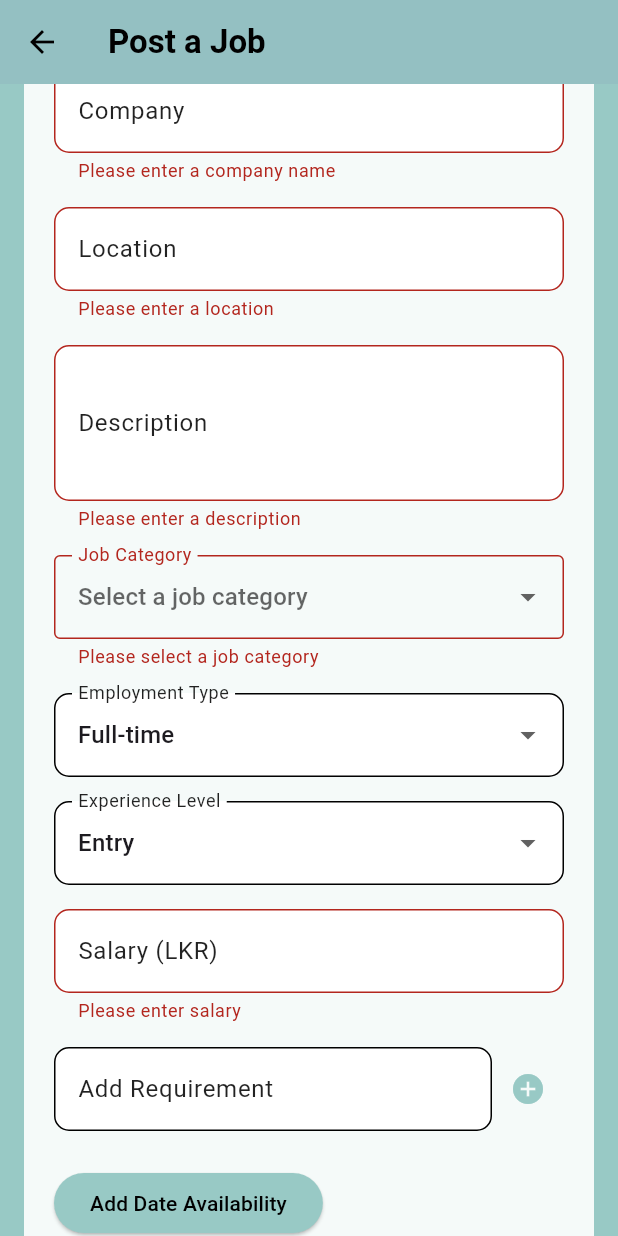
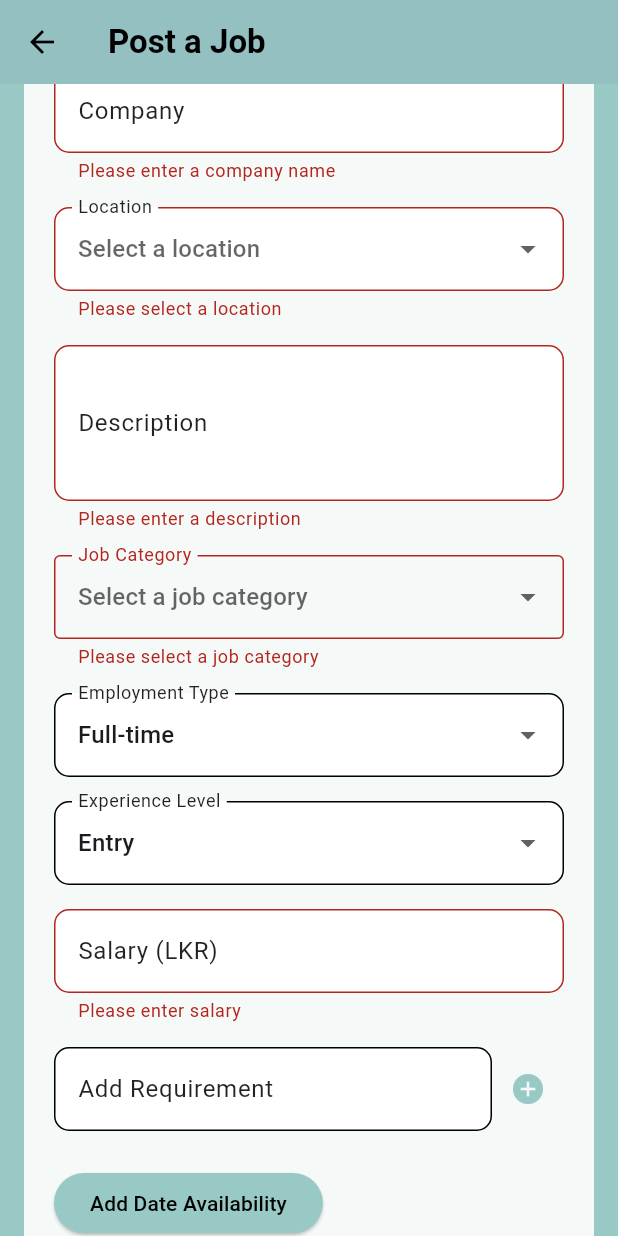
Before and after one commit to KovidaOpatha/QuickHireSL, a Flutter app: the PostJobScreen screen opened directly, scrolled down 138 dp, after a tap on "Post Job", on a phone screen of 412 x 824 dp. Run offline on Flutter 3.47's test engine with Material 3 defaults, Android fonts, the phone set to English and light mode, and no system bars; our stand-ins replace flutter_secure_storage, geolocator, image_picker, shared_preferences; accounts and stored records are empty.

Commit message:
Update post_job_screen.dart

```diff
--- a/quickhiresl_frontend/lib/screens/post_job_screen.dart
+++ b/quickhiresl_frontend/lib/screens/post_job_screen.dart
@@ -28,6 +28,7 @@ class _PostJobScreenState extends State<PostJobScreen> {
   double _salary = 0;
   List<Map<String, dynamic>> _availableDates = [];
   bool _isSubmitting = false;
+  String? _selectedLocation;
 
   // Controllers for date selection
   DateTime? _selectedDate;
@@ -80,6 +81,31 @@ class _PostJobScreenState extends State<PostJobScreen> {
     'Mid-level',
     'Senior',
     'Lead'
+  ];
+
+  // Standardized list of locations
+  final List<String> _availableLocations = [
+    'Dehiwala',
+    'Mount Lavinia',
+    'Nugegoda',
+    'Maharagama',
+    'Boralesgamuwa',
+    'Battaramulla',
+    'Kaduwela',
+    'Athurugiriya',
+    'Malabe',
+    'Homagama',
+    'Pannipitiya',
+    'Piliyandala',
+    'Ratmalana',
+    'Wattala',
+    'Kelaniya',
+    'Ja-Ela',
+    'Negombo',
+    'Panadura',
+    'Moratuwa',
+    'Kadawatha',
+    'Gampaha',
   ];
 
   void _addRequirement() {
@@ -334,6 +360,13 @@ class _PostJobScreenState extends State<PostJobScreen> {
       return;
     }
 
+    if (_selectedLocation == null) {
+      ScaffoldMessenger.of(context).showSnackBar(
+        const SnackBar(content: Text('Please select a location')),
+      );
+      return;
+    }
+
     setState(() => _isSubmitting = true);
     _formKey.currentState!.save();
 
@@ -448,12 +481,29 @@ class _PostJobScreenState extends State<PostJobScreen> {
                           : null,
                     ),
                     const SizedBox(height: 16),
-                    TextFormField(
+                    DropdownButtonFormField<String>(
                       decoration: _getInputDecoration('Location'),
-                      controller: _locationController,
-                      validator: (value) => value?.isEmpty ?? true
-                          ? 'Please enter a location'
-                          : null,
+                      value: _selectedLocation,
+                      hint: const Text('Select a location'),
+                      isExpanded: true,
+                      items: _availableLocations
+                          .map((location) => DropdownMenuItem(
+                                value: location,
+                                child: Text(location),
+                              ))
+                          .toList(),
+                      validator: (value) {
+                        if (value == null || value.isEmpty) {
+                          return 'Please select a location';
+                        }
+                        return null;
+                      },
+                      onChanged: (value) {
+                        setState(() {
+                          _selectedLocation = value;
+                          _locationController.text = value ?? '';
+                        });
+                      },
                     ),
                     const SizedBox(height: 16),
                     TextFormField(
```
